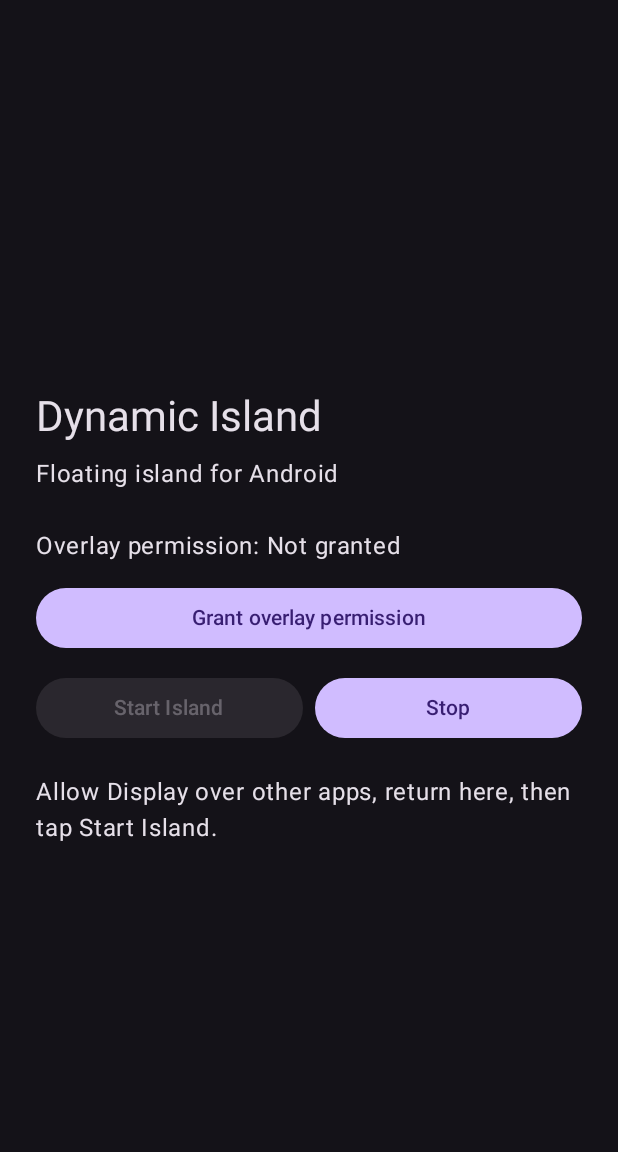
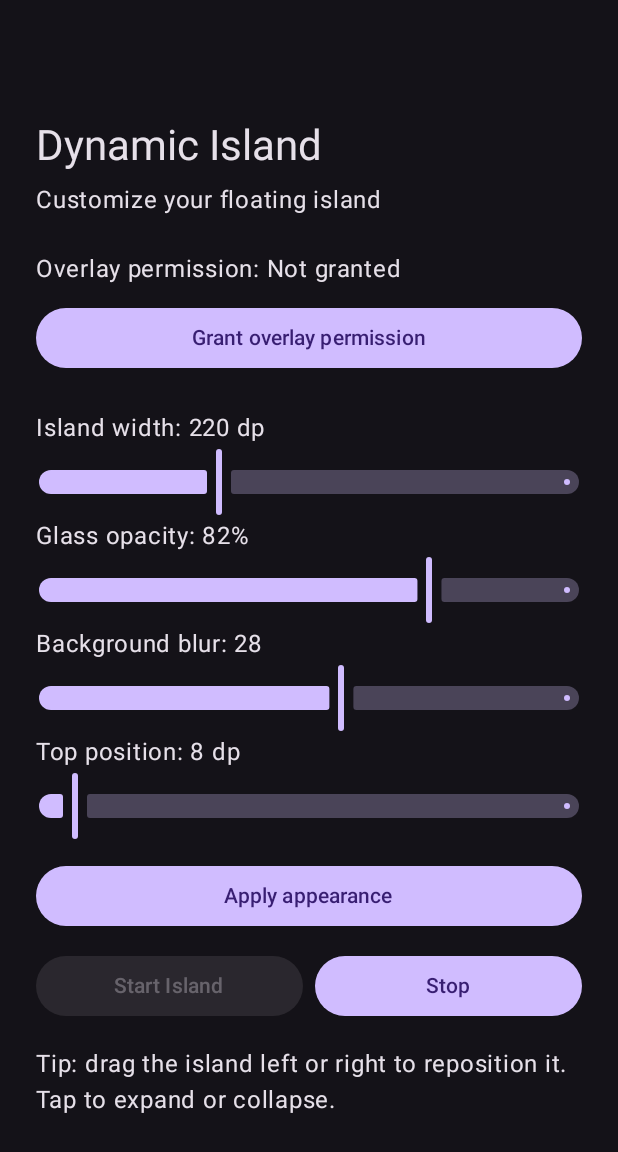
Before and after one commit to rakeshralh45-ops/dynamic-island-v3, an Android app built with Jetpack Compose: the screen it shows after launch (MainActivity), on a phone screen of 412 x 824 dp. Shown: the top 1152 px of the screen. Run offline under Robolectric (Android 15) with nearby library versions, the phone set to English and light mode, and no system bars.

Commit message:
Add Dynamic Island appearance settings

```diff
--- a/app/src/main/java/com/jerry/dynamicisland/MainActivity.kt
+++ b/app/src/main/java/com/jerry/dynamicisland/MainActivity.kt
@@ -17,8 +17,11 @@ import androidx.compose.foundation.layout.fillMaxSize
 import androidx.compose.foundation.layout.fillMaxWidth
 import androidx.compose.foundation.layout.height
 import androidx.compose.foundation.layout.padding
+import androidx.compose.foundation.rememberScrollState
+import androidx.compose.foundation.verticalScroll
 import androidx.compose.material3.Button
 import androidx.compose.material3.MaterialTheme
+import androidx.compose.material3.Slider
 import androidx.compose.material3.Surface
 import androidx.compose.material3.Text
 import androidx.compose.material3.darkColorScheme
@@ -31,6 +34,10 @@ import androidx.core.content.ContextCompat
 
 class MainActivity : ComponentActivity() {
     private var overlayGranted by mutableStateOf(false)
+    private var islandWidth by mutableStateOf(220f)
+    private var glassOpacity by mutableStateOf(82f)
+    private var blurStrength by mutableStateOf(28f)
+    private var topOffset by mutableStateOf(8f)
 
     private val notificationPermission = registerForActivityResult(
         ActivityResultContracts.RequestPermission()
@@ -39,6 +46,7 @@ class MainActivity : ComponentActivity() {
     override fun onCreate(savedInstanceState: Bundle?) {
         super.onCreate(savedInstanceState)
         refreshPermission()
+        loadSettings()
 
         if (Build.VERSION.SDK_INT >= 33) {
             notificationPermission.launch(Manifest.permission.POST_NOTIFICATIONS)
@@ -48,18 +56,21 @@ class MainActivity : ComponentActivity() {
             MaterialTheme(colorScheme = darkColorScheme()) {
                 Surface(modifier = Modifier.fillMaxSize()) {
                     Column(
-                        modifier = Modifier.fillMaxSize().padding(24.dp),
+                        modifier = Modifier
+                            .fillMaxSize()
+                            .verticalScroll(rememberScrollState())
+                            .padding(24.dp),
                         verticalArrangement = Arrangement.Center
                     ) {
                         Text("Dynamic Island", style = MaterialTheme.typography.headlineMedium)
-                        Spacer(Modifier.height(8.dp))
-                        Text("Floating island for Android")
-                        Spacer(Modifier.height(24.dp))
+                        Spacer(Modifier.height(6.dp))
+                        Text("Customize your floating island")
+                        Spacer(Modifier.height(22.dp))
                         Text(
                             if (overlayGranted) "Overlay permission: Granted"
                             else "Overlay permission: Not granted"
                         )
-                        Spacer(Modifier.height(12.dp))
+                        Spacer(Modifier.height(10.dp))
                         Button(
                             onClick = {
                                 if (!Settings.canDrawOverlays(this@MainActivity)) {
@@ -72,28 +83,58 @@ class MainActivity : ComponentActivity() {
                                 }
                             },
                             modifier = Modifier.fillMaxWidth()
-                        ) {
-                            Text("Grant overlay permission")
-                        }
+                        ) { Text("Grant overlay permission") }
+
+                        Spacer(Modifier.height(24.dp))
+                        Text("Island width: ${islandWidth.toInt()} dp")
+                        Slider(
+                            value = islandWidth,
+                            onValueChange = { islandWidth = it },
+                            valueRange = 160f..340f
+                        )
+
+                        Text("Glass opacity: ${glassOpacity.toInt()}%")
+                        Slider(
+                            value = glassOpacity,
+                            onValueChange = { glassOpacity = it },
+                            valueRange = 35f..100f
+                        )
+
+                        Text("Background blur: ${blurStrength.toInt()}")
+                        Slider(
+                            value = blurStrength,
+                            onValueChange = { blurStrength = it },
+                            valueRange = 0f..50f
+                        )
+
+                        Text("Top position: ${topOffset.toInt()} dp")
+                        Slider(
+                            value = topOffset,
+                            onValueChange = { topOffset = it },
+                            valueRange = 0f..120f
+                        )
+
+                        Spacer(Modifier.height(12.dp))
+                        Button(
+                            onClick = { saveSettingsAndRefresh() },
+                            modifier = Modifier.fillMaxWidth()
+                        ) { Text("Apply appearance") }
+
                         Spacer(Modifier.height(12.dp))
                         Row(modifier = Modifier.fillMaxWidth()) {
                             Button(
                                 onClick = { startIsland() },
                                 enabled = overlayGranted,
                                 modifier = Modifier.weight(1f)
-                            ) {
-                                Text("Start Island")
-                            }
+                            ) { Text("Start Island") }
                             Spacer(Modifier.padding(horizontal = 4.dp))
                             Button(
                                 onClick = { stopIsland() },
                                 modifier = Modifier.weight(1f)
-                            ) {
-                                Text("Stop")
-                            }
+                            ) { Text("Stop") }
                         }
-                        Spacer(Modifier.height(20.dp))
-                        Text("Allow Display over other apps, return here, then tap Start Island.")
+                        Spacer(Modifier.height(16.dp))
+                        Text("Tip: drag the island left or right to reposition it. Tap to expand or collapse.")
                     }
                 }
             }
@@ -109,6 +150,27 @@ class MainActivity : ComponentActivity() {
         overlayGranted = Settings.canDrawOverlays(this)
     }
 
+    private fun loadSettings() {
+        val prefs = getSharedPreferences(PREFS, MODE_PRIVATE)
+        islandWidth = prefs.getFloat(KEY_WIDTH, 220f)
+        glassOpacity = prefs.getFloat(KEY_OPACITY, 82f)
+        blurStrength = prefs.getFloat(KEY_BLUR, 28f)
+        topOffset = prefs.getFloat(KEY_TOP, 8f)
+    }
+
+    private fun saveSettingsAndRefresh() {
+        getSharedPreferences(PREFS, MODE_PRIVATE).edit()
+            .putFloat(KEY_WIDTH, islandWidth)
+            .putFloat(KEY_OPACITY, glassOpacity)
+            .putFloat(KEY_BLUR, blurStrength)
+            .putFloat(KEY_TOP, topOffset)
+            .apply()
+
+        startService(
+            Intent(this, OverlayService::class.java).setAction(OverlayService.ACTION_REFRESH)
+        )
+    }
+
     private fun startIsland() {
         val intent = Intent(this, OverlayService::class.java)
             .setAction(OverlayService.ACTION_START)
@@ -120,4 +182,12 @@ class MainActivity : ComponentActivity() {
             Intent(this, OverlayService::class.java).setAction(OverlayService.ACTION_STOP)
         )
     }
+
+    companion object {
+        const val PREFS = "dynamic_island_settings"
+        const val KEY_WIDTH = "island_width"
+        const val KEY_OPACITY = "glass_opacity"
+        const val KEY_BLUR = "blur_strength"
+        const val KEY_TOP = "top_offset"
+    }
 }
```
